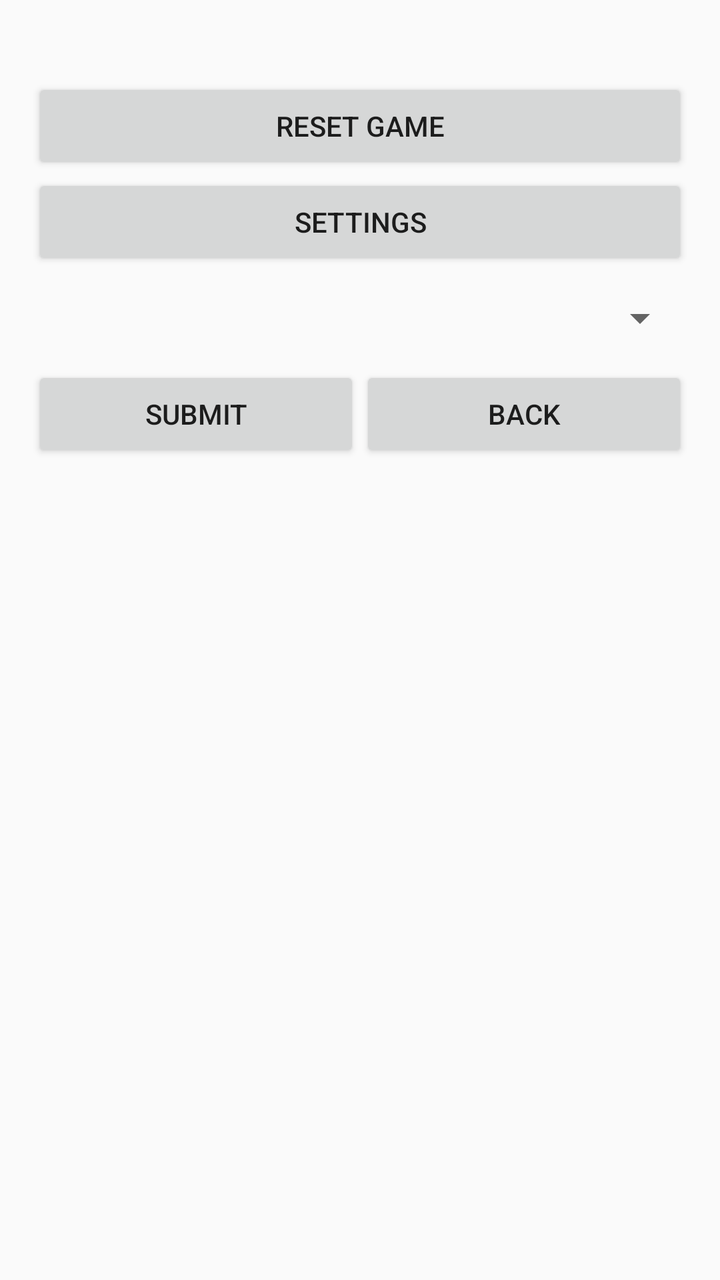
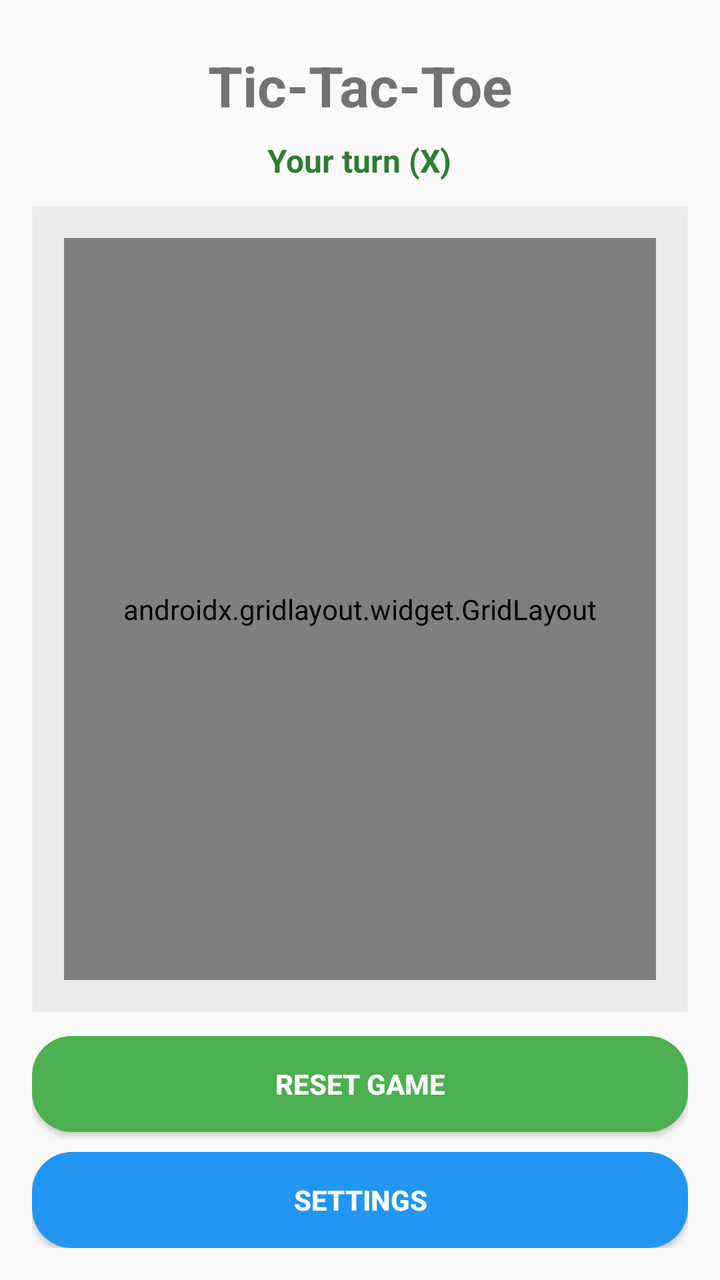

Before-and-after screenshots of an Android layout around one commit, followed by the original layout XML and the change that was made.
<!-- AndroidManifest.xml: application theme Theme.Bluetooth -->
<!-- res/layout/activity_game_offline.xml -->
<?xml version="1.0" encoding="utf-8"?>
<LinearLayout xmlns:android="http://schemas.android.com/apk/res/android"
    xmlns:app="http://schemas.android.com/apk/res-auto"
    android:orientation="vertical"
    android:layout_width="match_parent"
    android:layout_height="match_parent"
    android:padding="16dp"
    android:gravity="center">

    <TextView
        android:id="@+id/title"
        android:layout_width="wrap_content"
        android:layout_height="wrap_content"
        android:text="Tic-Tac-Toe"
        android:textSize="32sp"
        android:textStyle="bold"
        android:paddingBottom="16dp" />

    <TextView
        android:id="@+id/statusText1"
        android:layout_width="wrap_content"
        android:layout_height="wrap_content"
        android:text="Waiting..."
        android:textSize="20sp"
        android:textStyle="bold"
        android:paddingBottom="24dp"
        android:textColor="#FF5722" />

    <androidx.gridlayout.widget.GridLayout
        android:id="@+id/gridLayout1"
        android:layout_width="match_parent"
        android:layout_height="0dp"
        android:layout_weight="1"
        android:layout_margin="16dp"
        app:columnCount="3"
        app:rowCount="3" />

    <Button
        android:id="@+id/resetGame"
        android:layout_width="match_parent"
        android:layout_height="wrap_content"
        android:text="Reset Game" />

    <Button
        android:id="@+id/settings"
        android:layout_width="match_parent"
        android:layout_height="wrap_content"
        android:text="Settings" />

    <LinearLayout
        android:id="@+id/settingsPage"
        android:orientation="vertical"
        android:layout_width="match_parent"
        android:layout_height="match_parent">

        <Spinner
            android:id="@+id/spinner"
            android:layout_width="match_parent"
            android:layout_height="wrap_content"
            android:minHeight="48dp"/>

        <LinearLayout
            android:layout_width="match_parent"
            android:layout_height="match_parent"
            android:orientation="horizontal">

            <Button
                android:id="@+id/submit"
                android:layout_width="wrap_content"
                android:layout_height="wrap_content"
                android:layout_weight="1"
                android:text="Submit" />

            <Button
                android:id="@+id/leaveSettings"
                android:layout_width="wrap_content"
                android:layout_height="wrap_content"
                android:layout_weight="1"
                android:text="Back" />
        </LinearLayout>

    </LinearLayout>

</LinearLayout>
<!-- resources referenced by this layout -->
<resources>
  <style name="Theme.Bluetooth" parent="android:Theme.Material.Light.NoActionBar" />
</resources>

<!-- the commit's change to res/layout/activity_game_offline.xml (unified diff, before → after) -->
@@ -1,84 +1,151 @@
 <?xml version="1.0" encoding="utf-8"?>
-<LinearLayout xmlns:android="http://schemas.android.com/apk/res/android"
+<ScrollView xmlns:android="http://schemas.android.com/apk/res/android"
     xmlns:app="http://schemas.android.com/apk/res-auto"
-    android:orientation="vertical"
     android:layout_width="match_parent"
     android:layout_height="match_parent"
-    android:padding="16dp"
-    android:gravity="center">
-
-    <TextView
-        android:id="@+id/title"
-        android:layout_width="wrap_content"
-        android:layout_height="wrap_content"
-        android:text="Tic-Tac-Toe"
-        android:textSize="32sp"
-        android:textStyle="bold"
-        android:paddingBottom="16dp" />
-
-    <TextView
-        android:id="@+id/statusText1"
-        android:layout_width="wrap_content"
-        android:layout_height="wrap_content"
-        android:text="Waiting..."
-        android:textSize="20sp"
-        android:textStyle="bold"
-        android:paddingBottom="24dp"
-        android:textColor="#FF5722" />
-
-    <androidx.gridlayout.widget.GridLayout
-        android:id="@+id/gridLayout1"
-        android:layout_width="match_parent"
-        android:layout_height="0dp"
-        android:layout_weight="1"
-        android:layout_margin="16dp"
-        app:columnCount="3"
-        app:rowCount="3" />
-
-    <Button
-        android:id="@+id/resetGame"
-        android:layout_width="match_parent"
-        android:layout_height="wrap_content"
-        android:text="Reset Game" />
-
-    <Button
-        android:id="@+id/settings"
-        android:layout_width="match_parent"
-        android:layout_height="wrap_content"
-        android:text="Settings" />
+    android:fillViewport="true">
 
     <LinearLayout
-        android:id="@+id/settingsPage"
         android:orientation="vertical"
         android:layout_width="match_parent"
-        android:layout_height="match_parent">
+        android:layout_height="match_parent"
+        android:padding="16dp"
+        android:gravity="center_horizontal">
 
-        <Spinner
-            android:id="@+id/spinner"
+        
+        <TextView
+            android:id="@+id/title"
+            android:layout_width="wrap_content"
+            android:layout_height="wrap_content"
+            android:text="Tic-Tac-Toe"
+            android:textSize="28sp"
+            android:textStyle="bold"
+            android:paddingTop="8dp"
+            android:paddingBottom="8dp" />
+
+        
+        <TextView
+            android:id="@+id/statusText1"
+            android:layout_width="wrap_content"
+            android:layout_height="wrap_content"
+            android:text="Your turn (X)"
+            android:textSize="16sp"
+            android:textStyle="bold"
+            android:textColor="#2E7D32"
+            android:paddingBottom="12dp" />
+
+        
+        <LinearLayout
+            android:layout_width="match_parent"
+            android:layout_height="0dp"
+            android:layout_weight="1"
+            android:orientation="vertical"
+            android:padding="12dp"
+            android:background="#0D000000"
+            android:elevation="2dp">
+
+            
+            <androidx.gridlayout.widget.GridLayout
+                android:id="@+id/gridLayout1"
+                android:layout_width="match_parent"
+                android:layout_height="match_parent"
+                android:layout_margin="4dp"
+                app:useDefaultMargins="true"
+                app:alignmentMode="alignMargins"
+                app:rowCount="3"
+                app:columnCount="3"
+                android:background="#2F3C73" />
+
+        </LinearLayout>
+
+        
+        <LinearLayout
             android:layout_width="match_parent"
             android:layout_height="wrap_content"
-            android:minHeight="48dp"/>
-
-        <LinearLayout
-            android:layout_width="match_parent"
-            android:layout_height="match_parent"
-            android:orientation="horizontal">
+            android:orientation="vertical"
+            android:paddingTop="12dp">
 
             <Button
-                android:id="@+id/submit"
-                android:layout_width="wrap_content"
+                android:id="@+id/resetGame"
+                android:layout_width="match_parent"
                 android:layout_height="wrap_content"
-                android:layout_weight="1"
-                android:text="Submit" />
+                android:text="RESET GAME"
+                android:textAllCaps="true"
+                android:textStyle="bold"
+                android:textColor="@android:color/white"
+                android:background="@drawable/btn_primary_bg"
+                android:paddingTop="12dp"
+                android:paddingBottom="12dp" />
+
+            <Space
+                android:layout_width="match_parent"
+                android:layout_height="10dp" />
 
             <Button
-                android:id="@+id/leaveSettings"
-                android:layout_width="wrap_content"
+                android:id="@+id/settings"
+                android:layout_width="match_parent"
                 android:layout_height="wrap_content"
-                android:layout_weight="1"
-                android:text="Back" />
+                android:text="SETTINGS"
+                android:textAllCaps="true"
+                android:textStyle="bold"
+                android:textColor="@android:color/white"
+                android:background="@drawable/btn_secondary_bg"
+                android:paddingTop="12dp"
+                android:paddingBottom="12dp" />
+        </LinearLayout>
+
+        
+        <LinearLayout
+            android:id="@+id/settingsPage"
+            android:orientation="vertical"
+            android:layout_width="match_parent"
+            android:layout_height="wrap_content"
+            android:visibility="gone"
+            android:paddingTop="16dp">
+
+            <Spinner
+                android:id="@+id/spinner"
+                android:layout_width="match_parent"
+                android:layout_height="wrap_content"
+                android:minHeight="48dp" />
+
+            <LinearLayout
+                android:layout_width="match_parent"
+                android:layout_height="wrap_content"
+                android:orientation="horizontal"
+                android:paddingTop="12dp">
+
+                <Button
+                    android:id="@+id/submit"
+                    android:layout_width="0dp"
+                    android:layout_height="wrap_content"
+                    android:layout_weight="1"
+                    android:text="APPLY"
+                    android:textAllCaps="true"
+                    android:textStyle="bold"
+                    android:textColor="@android:color/white"
+                    android:background="@drawable/btn_primary_bg"
+                    android:paddingTop="12dp"
+                    android:paddingBottom="12dp" />
+
+                <Space
+                    android:layout_width="12dp"
+                    android:layout_height="1dp" />
+
+                <Button
+                    android:id="@+id/leaveSettings"
+                    android:layout_width="0dp"
+                    android:layout_height="wrap_content"
+                    android:layout_weight="1"
+                    android:text="BACK"
+                    android:textAllCaps="true"
+                    android:textStyle="bold"
+                    android:textColor="@android:color/white"
+                    android:background="@drawable/btn_secondary_bg"
+                    android:paddingTop="12dp"
+                    android:paddingBottom="12dp" />
+            </LinearLayout>
         </LinearLayout>
 
     </LinearLayout>
-
-</LinearLayout>
+</ScrollView>
<!-- resource entries referenced after the edit -->
@@ -1,5 +1,28 @@
 <!-- resources referenced by this layout -->
 <resources>
+  <!-- drawable btn_primary_bg (drawable) -->
+  <?xml version="1.0" encoding="utf-8"?>
+  <shape xmlns:android="http://schemas.android.com/apk/res/android">
+      <solid android:color="#4CAF50"/>
+      <corners android:radius="20dp"/>
+      <padding android:left="12dp" android:top="8dp" android:right="12dp" android:bottom="8dp"/>
+  </shape>
+  <!-- drawable btn_secondary_bg (drawable) -->
+  <?xml version="1.0" encoding="utf-8"?>
+  <ripple xmlns:android="http://schemas.android.com/apk/res/android"
+      android:color="#332196F3"> 
+      <item>
+          <shape>
+              <solid android:color="#2196F3"/>   
+              <corners android:radius="20dp"/>
+              <padding
+                  android:left="12dp"
+                  android:top="10dp"
+                  android:right="12dp"
+                  android:bottom="10dp"/>
+          </shape>
+      </item>
+  </ripple>
   <style name="Theme.Bluetooth" parent="android:Theme.Material.Light.NoActionBar" />
 </resources>
 
